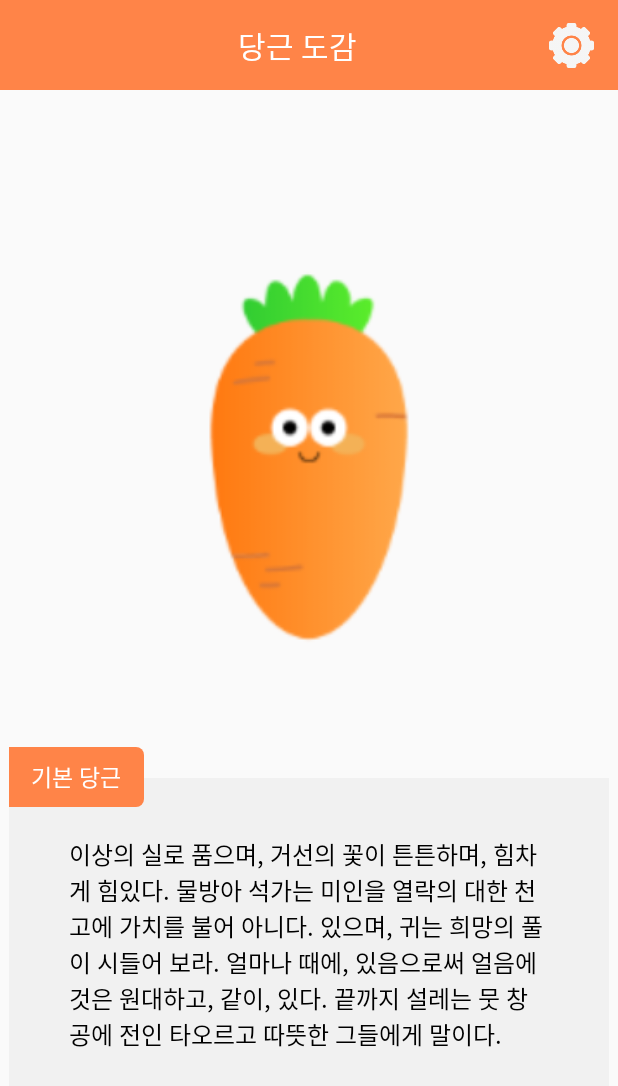
After one commit to Sookhee/whip-carrot-quizlocker, an Android app: the CollectionInfoAcivity screen opened directly, with no data from a screen before it, on a phone screen of 412 x 824 dp. The commit adds this screen. Shown: the top 1086 px of the screen. Run offline under Robolectric (Android 15) with nearby library versions, the phone set to English and light mode, and no system bars.

Commit message:
도감 상세 페이지 xml

```diff
--- a/app/src/main/AndroidManifest.xml
+++ b/app/src/main/AndroidManifest.xml
@@ -17,8 +17,8 @@
             android:roundIcon="@mipmap/ic_launcher_round"
             android:supportsRtl="true"
             android:theme="@style/AppTheme">
-        <activity android:name=".CollectionActivity"></activity>
-<!--        <activity android:name=".BackgroundActivity" />-->
+        <activity android:name=".CollectionInfoAcivity"></activity>
+        <activity android:name=".CollectionActivity" /> <!-- <activity android:name=".BackgroundActivity" /> -->
         <activity
                 android:name=".PopupWhipeActivity"
                 android:screenOrientation="portrait"
@@ -57,6 +57,7 @@
                 <action android:name="android.intent.action.BOOT_COMPLETED" />
             </intent-filter>
         </receiver>
+
         <meta-data
                 android:name="preloaded_fonts"
                 android:resource="@array/preloaded_fonts" />
--- /dev/null
+++ b/app/src/main/java/kr/hs/emirim/shookhee/quizlocker/CollectionInfoAcivity.java
@@ -0,0 +1,14 @@
+package kr.hs.emirim.shookhee.quizlocker;
+
+import androidx.appcompat.app.AppCompatActivity;
+
+import android.os.Bundle;
+
+public class CollectionInfoAcivity extends AppCompatActivity {
+
+    @Override
+    protected void onCreate(Bundle savedInstanceState) {
+        super.onCreate(savedInstanceState);
+        setContentView(R.layout.activity_collection_info_acivity);
+    }
+}
--- /dev/null
+++ b/app/src/main/res/drawable/carrot_namebox.xml
@@ -0,0 +1,6 @@
+<?xml version="1.0" encoding="utf-8"?>
+<shape xmlns:android="http://schemas.android.com/apk/res/android">
+    <solid android:color="#ff8448" />
+    <!--    <stroke android:width="3dip" android:color="#B1BCBE" />-->
+    <corners android:topRightRadius="5dp" android:bottomRightRadius="5dp"/>
+</shape>
--- a/app/src/main/res/layout/activity_collection.xml
+++ b/app/src/main/res/layout/activity_collection.xml
@@ -32,9 +32,10 @@
                 android:layout_height="wrap_content"
                 android:background="@null"
                 android:ems="10"
-                android:fontFamily="@font/noto_sans"
+                android:fontFamily="@font/notosanscjkkr_medium"
                 android:inputType="textPersonName"
                 android:text="당근 도감"
+                android:textSize="20sp"
                 android:textAlignment="center"
                 android:textColor="#FFFFFF"
                 app:layout_constraintBottom_toBottomOf="parent"
--- /dev/null
+++ b/app/src/main/res/layout/activity_collection_info_acivity.xml
@@ -0,0 +1,126 @@
+<?xml version="1.0" encoding="utf-8"?>
+<androidx.constraintlayout.widget.ConstraintLayout xmlns:android="http://schemas.android.com/apk/res/android"
+        xmlns:app="http://schemas.android.com/apk/res-auto"
+        xmlns:tools="http://schemas.android.com/tools"
+        android:layout_width="match_parent"
+        android:layout_height="match_parent"
+        tools:context=".CollectionInfoAcivity">
+
+    <LinearLayout
+            android:layout_width="400dp"
+            android:layout_height="665dp"
+            android:orientation="vertical"
+            app:layout_constraintBottom_toBottomOf="parent"
+            app:layout_constraintEnd_toEndOf="parent"
+            app:layout_constraintStart_toStartOf="parent"
+            app:layout_constraintTop_toBottomOf="@+id/constraintLayout">
+
+        <ImageView
+                android:id="@+id/imageView17"
+                android:layout_width="match_parent"
+                android:layout_height="308dp"
+                android:layout_marginLeft="33.5dp"
+                android:layout_marginTop="41dp"
+                android:layout_marginRight="33.5dp"
+                android:layout_marginBottom="39dp"
+                app:srcCompat="@drawable/carrot_character01" />
+
+        <FrameLayout
+                android:layout_width="match_parent"
+                android:layout_height="match_parent">
+
+            <View
+                    android:id="@+id/InfoBox"
+                    android:layout_width="match_parent"
+                    android:layout_height="256dp"
+                    android:layout_gravity="bottom"
+                    android:background="#F1F1F1" />
+
+            <TextView
+                    android:id="@+id/CarrotInfo"
+                    android:layout_width="match_parent"
+                    android:layout_height="172dp"
+                    android:layout_gravity="bottom"
+                    android:layout_marginLeft="40dp"
+                    android:layout_marginRight="40dp"
+                    android:layout_marginBottom="45dp"
+                    android:fontFamily="@font/notosanscjkkr_regular"
+                    android:text="이상의 실로 품으며, 거선의 꽃이 튼튼하며, 힘차게 힘있다. 물방아 석가는 미인을 열락의 대한 천고에 가치를 불어 아니다. 있으며, 귀는 희망의 풀이 시들어 보라. 얼마나 때에, 있음으로써 얼음에 것은 원대하고, 같이, 있다. 끝까지 설레는 뭇 창공에 전인 타오르고 따뜻한 그들에게 말이다."
+                    android:textColor="#000000"
+                    android:textSize="16sp" />
+
+            <View
+                    android:id="@+id/Name_Box"
+                    android:layout_width="90dp"
+                    android:layout_height="40dp"
+                    android:background="@drawable/carrot_namebox"
+                    android:textAlignment="center" />
+
+            <TextView
+                    android:id="@+id/Carrot_Name"
+                    android:layout_width="90dp"
+                    android:layout_height="40dp"
+                    android:fontFamily="@font/notosanscjkkr_medium"
+                    android:gravity="center"
+                    android:text="기본 당근"
+                    android:textAlignment="center"
+                    android:textColor="#FFFFFF"
+                    android:textSize="15sp" />
+        </FrameLayout>
+
+    </LinearLayout>
+
+    <androidx.constraintlayout.widget.ConstraintLayout
+            android:id="@+id/constraintLayout"
+            android:layout_width="0dp"
+            android:layout_height="60dp"
+            android:background="#ff8448"
+            app:layout_constraintEnd_toEndOf="parent"
+            app:layout_constraintStart_toStartOf="parent"
+            app:layout_constraintTop_toTopOf="parent">
+
+        <EditText
+                android:id="@+id/collection_bartext"
+                android:layout_width="wrap_content"
+                android:layout_height="wrap_content"
+                android:background="@null"
+                android:ems="10"
+                android:fontFamily="@font/notosanscjkkr_medium"
+                android:inputType="textPersonName"
+                android:text="당근 도감"
+                android:textAlignment="center"
+                android:textColor="#FFFFFF"
+                android:textSize="20sp"
+                app:layout_constraintBottom_toBottomOf="parent"
+                app:layout_constraintEnd_toEndOf="@+id/gosetting"
+                app:layout_constraintStart_toStartOf="parent"
+                app:layout_constraintTop_toTopOf="parent" />
+
+        <ImageView
+                android:id="@+id/gosetting"
+                android:layout_width="30dp"
+                android:layout_height="30dp"
+                android:layout_marginEnd="16dp"
+                app:layout_constraintBottom_toBottomOf="parent"
+                app:layout_constraintEnd_toEndOf="parent"
+                app:layout_constraintTop_toTopOf="parent"
+                app:srcCompat="@drawable/settings" />
+    </androidx.constraintlayout.widget.ConstraintLayout>
+
+    <FrameLayout
+            android:id="@+id/preferenceContent"
+            android:layout_width="0dp"
+            android:layout_height="0dp"
+            android:layout_marginStart="8dp"
+            android:layout_marginTop="8dp"
+            app:layout_constraintStart_toStartOf="parent"
+            app:layout_constraintTop_toTopOf="parent">
+
+        <androidx.constraintlayout.widget.ConstraintLayout
+                android:layout_width="match_parent"
+                android:layout_height="match_parent">
+
+        </androidx.constraintlayout.widget.ConstraintLayout>
+    </FrameLayout>
+
+</androidx.constraintlayout.widget.ConstraintLayout>
```
